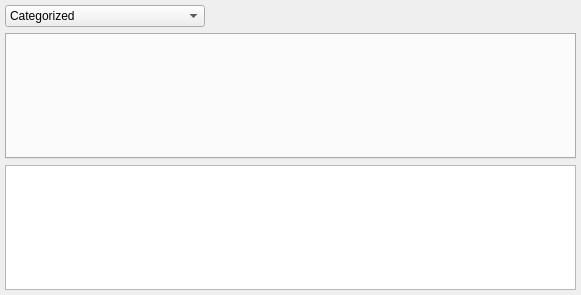
First picture: the form in ui/ErrorWidget.ui, repository kipr/kiss, before the edit.
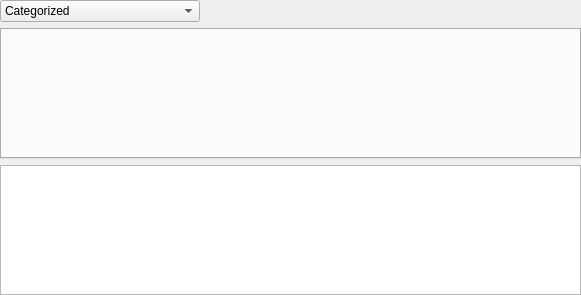
Second picture: the form after the edit. Icons and pictures are not drawn.

The edit to the form file:
```diff
--- a/ui/ErrorWidget.ui
+++ b/ui/ErrorWidget.ui
@@ -15,7 +15,7 @@
   </property>
   <layout class="QVBoxLayout" name="verticalLayout" stretch="0,1,1">
    <property name="margin">
-    <number>5</number>
+    <number>0</number>
    </property>
    <item>
     <layout class="QHBoxLayout" name="horizontalLayout_2">
```
